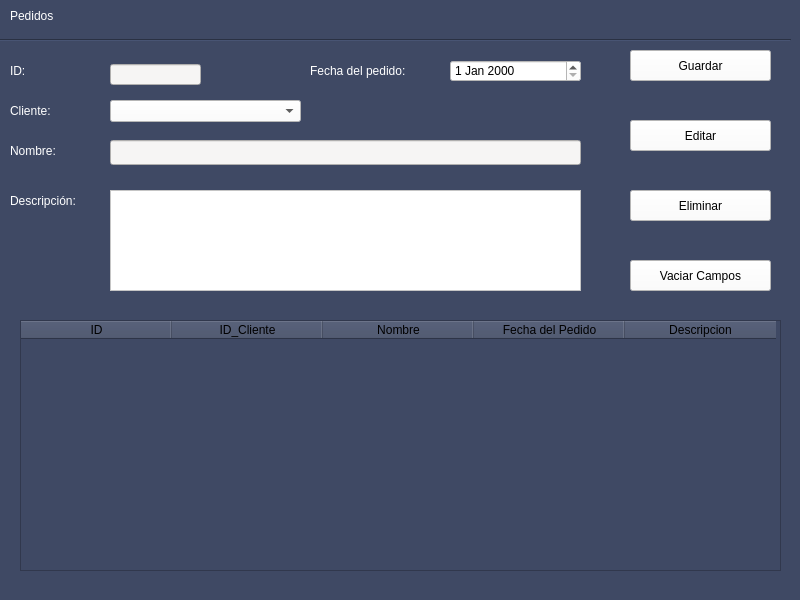
First picture: the form in Proyecto/Interfaces/Pedidos.ui, repository EdCenten0/MAPA-Python, before the edit.
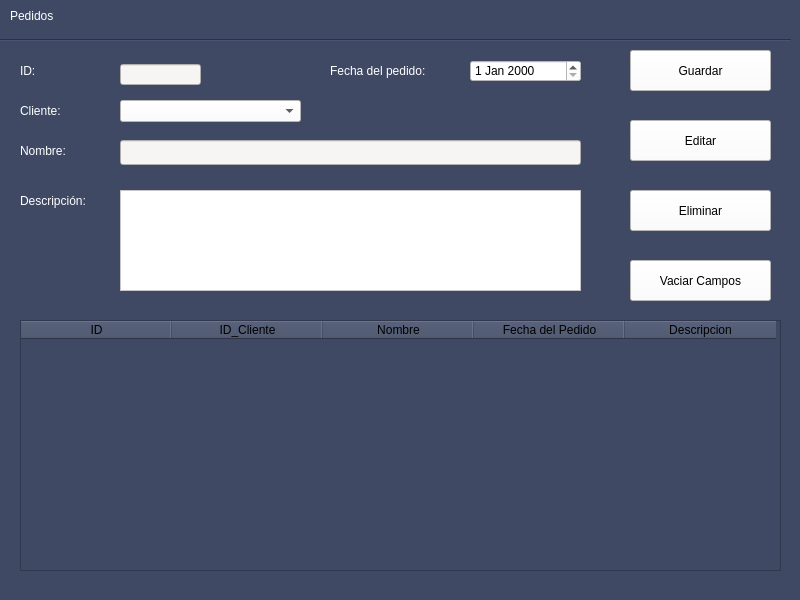
Second picture: the form after the edit.

Commit message: Agregue la ventana de proveedores y su estándar

What changed in the file:
```diff
--- a/Proyecto/Interfaces/Pedidos.ui
+++ b/Proyecto/Interfaces/Pedidos.ui
@@ -95,9 +95,9 @@
    <widget class="QDateEdit" name="dt_pedido">
     <property name="geometry">
      <rect>
-      <x>450</x>
+      <x>470</x>
       <y>60</y>
-      <width>131</width>
+      <width>111</width>
       <height>22</height>
      </rect>
     </property>
@@ -108,7 +108,7 @@
    <widget class="QLabel" name="label_6">
     <property name="geometry">
      <rect>
-      <x>10</x>
+      <x>20</x>
       <y>60</y>
       <width>71</width>
       <height>21</height>
@@ -128,9 +128,9 @@
     </property>
     <property name="geometry">
      <rect>
-      <x>110</x>
+      <x>120</x>
       <y>64</y>
-      <width>91</width>
+      <width>81</width>
       <height>21</height>
      </rect>
     </property>
@@ -141,7 +141,7 @@
    <widget class="QLabel" name="label_7">
     <property name="geometry">
      <rect>
-      <x>10</x>
+      <x>20</x>
       <y>140</y>
       <width>71</width>
       <height>21</height>
@@ -161,9 +161,9 @@
     </property>
     <property name="geometry">
      <rect>
-      <x>110</x>
+      <x>120</x>
       <y>140</y>
-      <width>471</width>
+      <width>461</width>
       <height>25</height>
      </rect>
     </property>
@@ -174,9 +174,9 @@
    <widget class="QTextEdit" name="line_Descripcion">
     <property name="geometry">
      <rect>
-      <x>110</x>
+      <x>120</x>
       <y>190</y>
-      <width>471</width>
+      <width>461</width>
       <height>101</height>
      </rect>
     </property>
@@ -187,7 +187,7 @@
    <widget class="QLabel" name="label_8">
     <property name="geometry">
      <rect>
-      <x>10</x>
+      <x>20</x>
       <y>190</y>
       <width>91</width>
       <height>21</height>
@@ -204,7 +204,7 @@
    <widget class="QLabel" name="label_9">
     <property name="geometry">
      <rect>
-      <x>310</x>
+      <x>330</x>
       <y>60</y>
       <width>131</width>
       <height>21</height>
@@ -224,7 +224,7 @@
       <x>630</x>
       <y>50</y>
       <width>141</width>
-      <height>31</height>
+      <height>41</height>
      </rect>
     </property>
     <property name="styleSheet">
@@ -240,7 +240,7 @@
       <x>630</x>
       <y>190</y>
       <width>141</width>
-      <height>31</height>
+      <height>41</height>
      </rect>
     </property>
     <property name="styleSheet">
@@ -256,7 +256,7 @@
       <x>630</x>
       <y>120</y>
       <width>141</width>
-      <height>31</height>
+      <height>41</height>
      </rect>
     </property>
     <property name="styleSheet">
@@ -272,7 +272,7 @@
       <x>630</x>
       <y>260</y>
       <width>141</width>
-      <height>31</height>
+      <height>41</height>
      </rect>
     </property>
     <property name="styleSheet">
@@ -285,7 +285,7 @@
    <widget class="QLabel" name="label_10">
     <property name="geometry">
      <rect>
-      <x>10</x>
+      <x>20</x>
       <y>100</y>
       <width>91</width>
       <height>21</height>
@@ -302,9 +302,9 @@
    <widget class="QComboBox" name="cb_cliente">
     <property name="geometry">
      <rect>
-      <x>110</x>
+      <x>120</x>
       <y>100</y>
-      <width>191</width>
+      <width>181</width>
       <height>22</height>
      </rect>
     </property>
```
The commit also changes 2 other files.
